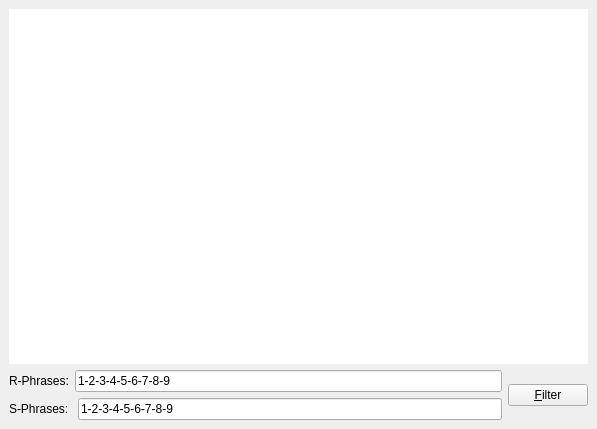
First picture: the form in src/rswidget.ui, repository KDE/kalzium, before the edit.
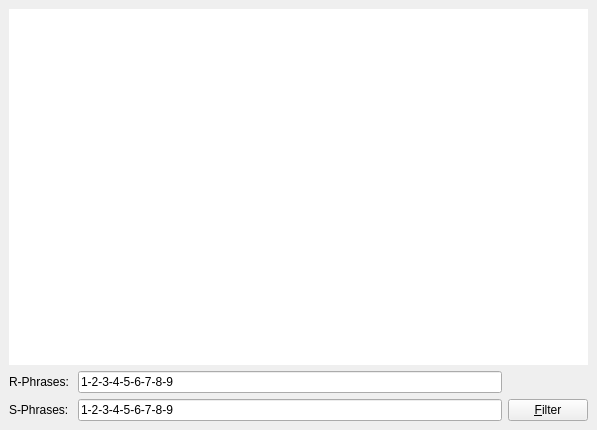
Second picture: the form after the edit. Custom widgets are drawn as their Qt base class.

Commit message: Fix the layout in the R/S dialog. BUG:289246

The edit to the form file:
```diff
--- a/src/rswidget.ui
+++ b/src/rswidget.ui
@@ -1,186 +1,105 @@
 <ui version="4.0" >
  <class>RSWidget</class>
- <widget class="QWidget" name="RSWidget" >
-  <property name="geometry" >
+ <widget class="QWidget" name="RSWidget">
+  <property name="geometry">
    <rect>
     <x>0</x>
     <y>0</y>
     <width>597</width>
-    <height>429</height>
+    <height>430</height>
    </rect>
   </property>
-  <layout class="QGridLayout" >
-   <property name="leftMargin" >
+  <layout class="QGridLayout">
+   <property name="margin">
     <number>9</number>
    </property>
-   <property name="topMargin" >
-    <number>9</number>
-   </property>
-   <property name="rightMargin" >
-    <number>9</number>
-   </property>
-   <property name="bottomMargin" >
-    <number>9</number>
-   </property>
-   <property name="horizontalSpacing" >
+   <property name="spacing">
     <number>6</number>
    </property>
-   <property name="verticalSpacing" >
-    <number>6</number>
-   </property>
-   <item row="2" column="0" >
-    <layout class="QHBoxLayout" >
-     <property name="spacing" >
-      <number>6</number>
-     </property>
-     <property name="leftMargin" >
+   <item row="6" column="0">
+    <layout class="QGridLayout" name="gridLayout">
+     <property name="margin">
       <number>0</number>
      </property>
-     <property name="topMargin" >
-      <number>0</number>
-     </property>
-     <property name="rightMargin" >
-      <number>0</number>
-     </property>
-     <property name="bottomMargin" >
-      <number>0</number>
-     </property>
-     <item>
-      <layout class="QVBoxLayout" >
-       <property name="spacing" >
-        <number>6</number>
+     <item row="1" column="0">
+      <widget class="QLabel" name="label_2">
+       <property name="text">
+        <string>S-Phrases: </string>
        </property>
-       <property name="leftMargin" >
-        <number>0</number>
+       <property name="buddy">
+        <cstring>s_le</cstring>
        </property>
-       <property name="topMargin" >
-        <number>0</number>
+      </widget>
+     </item>
+     <item row="0" column="0">
+      <widget class="QLabel" name="label">
+       <property name="text">
+        <string>R-Phrases:</string>
        </property>
-       <property name="rightMargin" >
-        <number>0</number>
+       <property name="buddy">
+        <cstring>r_le</cstring>
        </property>
-       <property name="bottomMargin" >
-        <number>0</number>
+      </widget>
+     </item>
+     <item row="0" column="1">
+      <widget class="KLineEdit" name="r_le">
+       <property name="toolTip">
+        <string>Enter the R-Phrases you want to read. Only &quot;-&quot; is allowed as a delimiter. The combinations with &quot;/&quot; are not yet implemented.</string>
        </property>
-       <item>
-        <layout class="QHBoxLayout" >
-         <property name="spacing" >
-          <number>6</number>
-         </property>
-         <property name="leftMargin" >
-          <number>0</number>
-         </property>
-         <property name="topMargin" >
-          <number>0</number>
-         </property>
-         <property name="rightMargin" >
-          <number>0</number>
-         </property>
-         <property name="bottomMargin" >
-          <number>0</number>
-         </property>
-         <item>
-          <widget class="QLabel" name="label" >
-           <property name="text" >
-            <string>R-Phrases:</string>
-           </property>
-           <property name="buddy" >
-            <cstring>r_le</cstring>
-           </property>
-          </widget>
-         </item>
-         <item>
-          <widget class="KLineEdit" name="r_le" >
-           <property name="toolTip" >
-            <string>Enter the R-Phrases you want to read. Only "-" is allowed as a delimiter. The combinations with "/" are not yet implemented.</string>
-           </property>
-           <property name="statusTip" >
-            <string/>
-           </property>
-           <property name="whatsThis" >
-            <string>Enter the R-Phrases you want to read</string>
-           </property>
-           <property name="text" >
-            <string>1-2-3-4-5-6-7-8-9</string>
-           </property>
-          </widget>
-         </item>
-        </layout>
-       </item>
-       <item>
-        <layout class="QHBoxLayout" >
-         <property name="spacing" >
-          <number>6</number>
-         </property>
-         <property name="leftMargin" >
-          <number>0</number>
-         </property>
-         <property name="topMargin" >
-          <number>0</number>
-         </property>
-         <property name="rightMargin" >
-          <number>0</number>
-         </property>
-         <property name="bottomMargin" >
-          <number>0</number>
-         </property>
-         <item>
-          <widget class="QLabel" name="label_2" >
-           <property name="text" >
-            <string>S-Phrases: </string>
-           </property>
-           <property name="buddy" >
-            <cstring>s_le</cstring>
-           </property>
-          </widget>
-         </item>
-         <item>
-          <widget class="KLineEdit" name="s_le" >
-           <property name="toolTip" >
-            <string>Enter the S-Phrases you want to read. Only "-" is allowed as a delimiter. The combinations with "/" are not yet implemented.</string>
-           </property>
-           <property name="whatsThis" >
-            <string>Enter the S-Phrases you want to read</string>
-           </property>
-           <property name="text" >
-            <string>1-2-3-4-5-6-7-8-9</string>
-           </property>
-          </widget>
-         </item>
-        </layout>
-       </item>
-      </layout>
+       <property name="statusTip">
+        <string/>
+       </property>
+       <property name="whatsThis">
+        <string>Enter the R-Phrases you want to read</string>
+       </property>
+       <property name="text">
+        <string>1-2-3-4-5-6-7-8-9</string>
+       </property>
+      </widget>
      </item>
-     <item>
-      <widget class="QPushButton" name="filterButton" >
-       <property name="toolTip" >
+     <item row="1" column="1">
+      <widget class="KLineEdit" name="s_le">
+       <property name="toolTip">
+        <string>Enter the S-Phrases you want to read. Only &quot;-&quot; is allowed as a delimiter. The combinations with &quot;/&quot; are not yet implemented.</string>
+       </property>
+       <property name="whatsThis">
+        <string>Enter the S-Phrases you want to read</string>
+       </property>
+       <property name="text">
+        <string>1-2-3-4-5-6-7-8-9</string>
+       </property>
+      </widget>
+     </item>
+     <item row="1" column="2">
+      <widget class="QPushButton" name="filterButton">
+       <property name="toolTip">
         <string>Click here to search for the phrases you entered on the left</string>
        </property>
-       <property name="whatsThis" >
+       <property name="whatsThis">
         <string>Click here to search for the phrases you entered on the left</string>
        </property>
-       <property name="text" >
+       <property name="text">
         <string>&amp;Filter</string>
        </property>
       </widget>
      </item>
     </layout>
    </item>
-   <item row="1" column="0" >
-    <widget class="KTextBrowser" name="text" >
-     <property name="minimumSize" >
+   <item row="1" column="0">
+    <widget class="KTextBrowser" name="text">
+     <property name="minimumSize">
       <size>
        <width>500</width>
        <height>300</height>
       </size>
      </property>
-     <property name="frameShape" >
+     <property name="frameShape">
       <enum>QFrame::NoFrame</enum>
      </property>
-     <property name="frameShadow" >
+     <property name="frameShadow">
       <enum>QFrame::Plain</enum>
      </property>
-     <property name="lineWidth" >
+     <property name="lineWidth">
       <number>1</number>
      </property>
     </widget>
```
Left out of the diff: 3 changed lines with no effect on the pictures.
